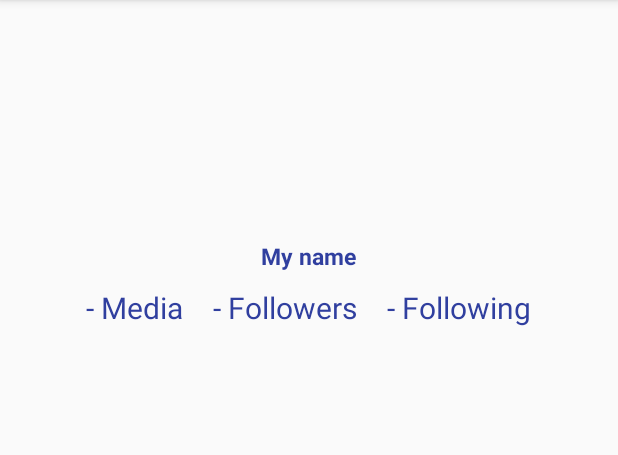
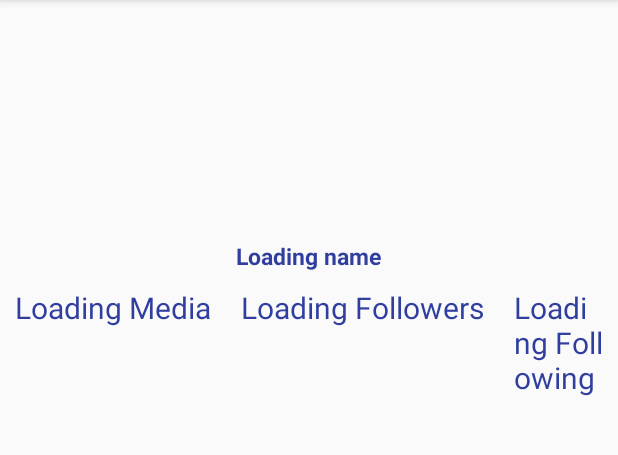
Before and after one commit to jianleon/socialnetworks, an Android app: the fragment InstagramFragment shown on its own in the app's theme, on a phone screen of 412 x 824 dp, the part 84-539 px from its top. Run offline under Robolectric (Android 15) with nearby library versions, the phone set to English and light mode, and no system bars; our stand-ins replace Picasso; libraries missing offline, so code that uses them is left out: com.instagram.instagramapi; 1 statement that could not run was skipped.

Commit message:
Documentación

```diff
--- a/SocialNetworks/app/src/main/java/com/kogi/socialnetworks/Utils/Configuration.java
+++ b/SocialNetworks/app/src/main/java/com/kogi/socialnetworks/Utils/Configuration.java
@@ -5,8 +5,10 @@ package com.kogi.socialnetworks.Utils;
  */
 
 public class Configuration {
+
     public static String loadView = "instagram";
+
     public static final String TWITTER_KEY = "fXe90GGdMbmYnAhsaC0DwrlQV";
     public static final String TWITTER_SECRET = "OcUp6fd3B2aaFOH3rufIdNPPxOi4su6fykeI1JPwZSbZ8DDTyg";
-    public static long user_id;
+    public static long twitter_user_id;
 }
--- a/SocialNetworks/app/src/main/res/layout/login_fragment.xml
+++ b/SocialNetworks/app/src/main/res/layout/login_fragment.xml
@@ -23,7 +23,7 @@
             android:layout_width="match_parent"
             android:layout_height="wrap_content"
             android:layout_marginBottom="20dp"
-            android:text="Inicia sesión con Instagram"/>
+            android:text="@string/label_login_instagram"/>
     </LinearLayout>
 
 </RelativeLayout>
--- a/SocialNetworks/app/src/main/res/layout/nav_header_main.xml
+++ b/SocialNetworks/app/src/main/res/layout/nav_header_main.xml
@@ -24,13 +24,13 @@
         android:layout_width="match_parent"
         android:layout_height="wrap_content"
         android:paddingTop="@dimen/nav_header_vertical_spacing"
-        android:text="Kogi Mobile"
+        android:text="@string/company"
         android:textAppearance="@style/TextAppearance.AppCompat.Body1"/>
 
     <TextView
         android:id="@+id/textView"
         android:layout_width="wrap_content"
         android:layout_height="wrap_content"
-        android:text="Technical Test"/>
+        android:text="@string/description"/>
 
 </LinearLayout>
--- a/SocialNetworks/app/src/main/res/values/strings.xml
+++ b/SocialNetworks/app/src/main/res/values/strings.xml
@@ -1,21 +1,22 @@
 <resources>
     <string name="app_name">Social Networks</string>
+    <string name="company">Kogi Mobile</string>
+    <string name="description">Technical test</string>
 
     <string name="label_twitter">Twitter</string>
     <string name="label_instagram">Instagram</string>
     <string name="label_pick_one">Pick one&#8230;</string>
     <string name="label_settings">Settings</string>
+    <string name="label_login_instagram">Inicia sesión en Instagram</string>
     <string name="label_logout_twitter">Cerrar sesión en Twitter</string>
     <string name="label_logout_instagram">Cerrar sesión en Instagram</string>
 
     <string name="navigation_drawer_open">Open navigation drawer</string>
     <string name="navigation_drawer_close">Close navigation drawer</string>
 
-    <string name="label_sign_out">Cerrar sesión</string>
-
-    <string name="template_name">My name</string>
-    <string name="template_instagram_media">- Media</string>
-    <string name="template_instagram_followers">- Followers</string>
-    <string name="template_instagram_following">- Following</string>
+    <string name="template_name">Loading name</string>
+    <string name="template_instagram_media">Loading Media</string>
+    <string name="template_instagram_followers">Loading Followers</string>
+    <string name="template_instagram_following">Loading Following</string>
 
 </resources>
```
Also changed, not shown: SocialNetworks/app/src/main/java/com/kogi/socialnetworks/Activities/InstagramFragment.java (+9 -0 lines), SocialNetworks/app/src/main/java/com/kogi/socialnetworks/Activities/LoginFragment.java (+5 -4 lines), SocialNetworks/app/src/main/java/com/kogi/socialnetworks/Activities/MainActivity.java (+20 -8 lines), SocialNetworks/app/src/main/java/com/kogi/socialnetworks/Activities/TwitterFragment.java (+5 -2 lines).
